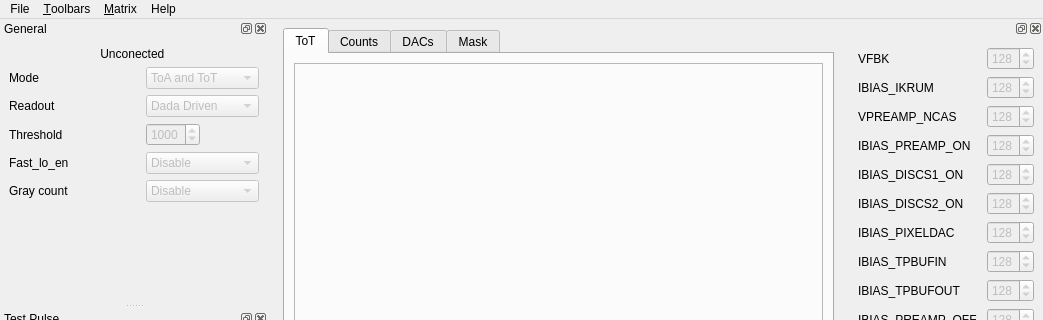
Qt form python/ui/MainWnd.ui (navrit/dexter) before a commit; both pictures show x 0 to 1043 and y 0 to 320 of the 1043 by 823 pixel window.
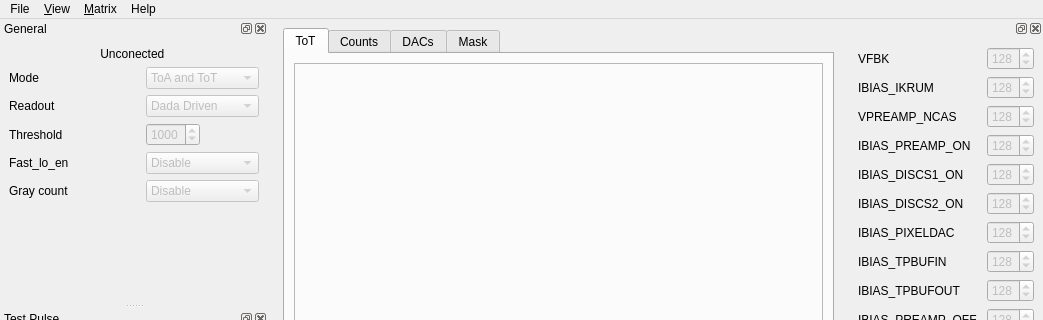
The same form after that commit. Icons and pictures are not drawn. Custom widgets are drawn as their Qt base class.

Commit message: [python] full screen mode

Patch:
```diff
--- a/python/ui/MainWnd.ui
+++ b/python/ui/MainWnd.ui
@@ -126,7 +126,7 @@
    </widget>
    <widget class="QMenu" name="menuOperation">
     <property name="title">
-     <string>&amp;Toolbars</string>
+     <string>&amp;View</string>
     </property>
     <addaction name="actionGeneral"/>
     <addaction name="actionTestpulses"/>
```
Left out of the diff: 10 changed lines with no effect on the pictures. The commit also changes 1 other file.
